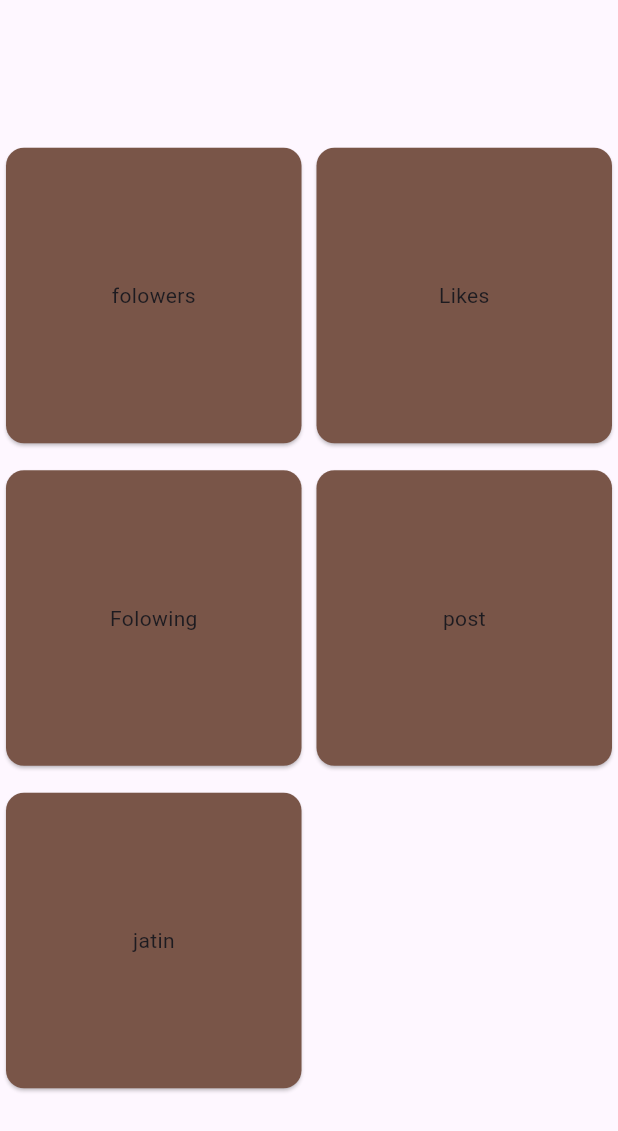
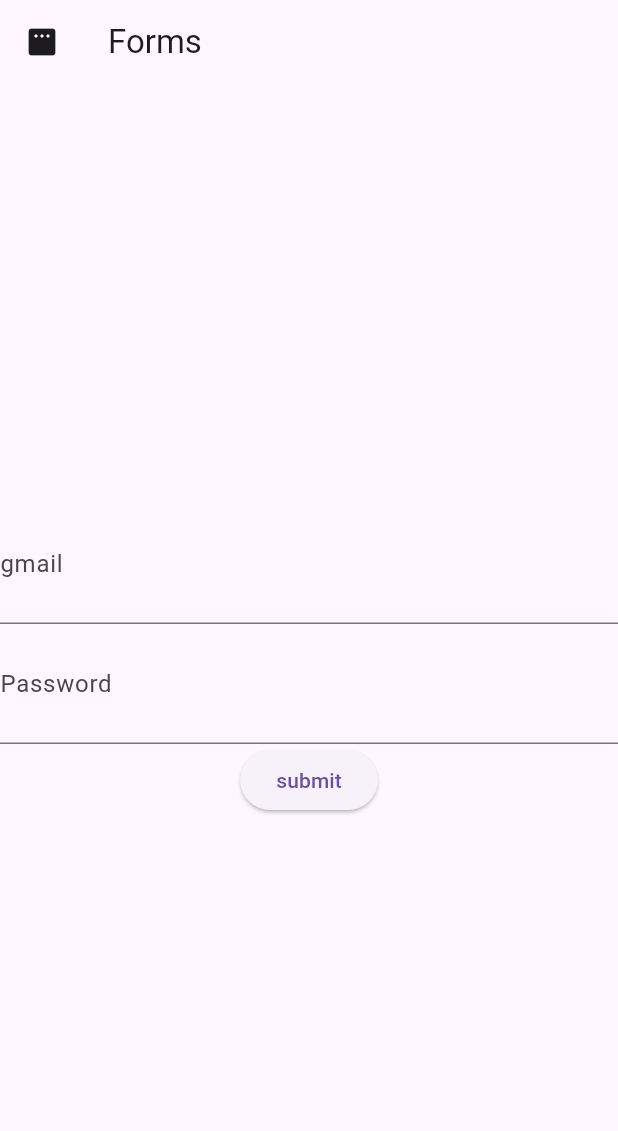
Before and after one commit to 1224jatin/myfirst_app, a Flutter app: the screen it shows after launch, on a phone screen of 412 x 824 dp. Shown: the top 1131 px of the screen. Run offline on Flutter 3.47's test engine with Material 3 defaults, Android fonts, the phone set to English and light mode, and no system bars.

Commit message:
10 march 2026 -  Form screen

```diff
--- /dev/null
+++ b/lib/formScreen.dart
@@ -0,0 +1,76 @@
+import 'package:flutter/cupertino.dart';
+import 'package:flutter/material.dart';
+
+class  Formscreen extends StatefulWidget{
+  @override
+  State<StatefulWidget> createState()=>_Formscreen();
+}
+class _Formscreen extends State<Formscreen> {
+  final _formKey = GlobalKey<FormState>();
+  TextEditingController gmailController = TextEditingController();
+  TextEditingController passWController = TextEditingController();
+
+  @override
+  Widget build(BuildContext context) {
+  return Scaffold(
+    appBar: AppBar(
+      leading: Icon(Icons.padding_rounded),
+      title: const Text("Forms"),
+    ),
+    body: Form(
+      autovalidateMode: AutovalidateMode.onUserInteraction,
+      key: _formKey,
+      child:Column(
+        mainAxisAlignment: MainAxisAlignment.center,
+        crossAxisAlignment: CrossAxisAlignment.center,
+        children: [
+          TextFormField(
+            controller: gmailController,
+            decoration: InputDecoration(
+              label: const Text("gmail"),
+              hintText: "jfhnb784@gmail.com"
+            ),
+            validator: (value){
+              RegExp emailPattern =
+              RegExp(r'/^[a-zA-Z0-9._%+-]+@[a-zA-Z0-9.-]+\.[a-zA-Z]{2,}$/');
+              if (!emailPattern.hasMatch(gmailController.text)){
+                return " enter vaild email ";
+              }
+              else {
+                return null;
+              }
+            },
+            maxLines: 2,
+          ),
+          TextFormField(
+            controller: passWController,
+            decoration: InputDecoration(
+                label: const Text("Password"),
+            ),
+            validator: (value){
+
+              if(passWController.value.toString().length !=8 ){
+                return " enter eight digit ";
+              }
+              else{
+                return null;
+              }
+            },
+
+            maxLines: 2,
+          ),
+          ElevatedButton(onPressed: (){
+            setState(() {
+              if(_formKey.currentState!.validate()){
+                 ScaffoldMessenger.of(context).showSnackBar(SnackBar(content:
+                 Text("trueeeee"),duration: Duration(seconds: 3),));
+              }
+              });
+          }, child:  Text("submit"))
+
+        ],
+      ),
+    ),
+  );
+  }
+}
--- a/lib/main.dart
+++ b/lib/main.dart
@@ -8,6 +8,7 @@ import 'package:flutter_appy/stateful_screen.dart';
 
 import 'bottomNavigationScreen.dart';
 import 'cardcolorScreen.dart';
+import 'formScreen.dart';
 
 void main() {
   runApp(const MyApp());
@@ -21,7 +22,7 @@ class MyApp extends StatelessWidget {
     return MaterialApp(
       title: "My First App",
       debugShowCheckedModeBanner: false,
-      home: CardcolorScreen()
+      home:  Formscreen()
 
       );
 
```
